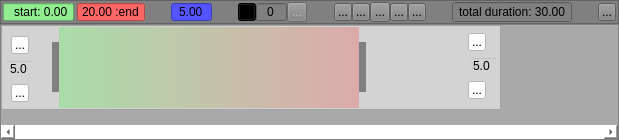
Above: Plugins/Animation/src/AnimTimeline/animtimeline.ui from hoshiryu/Radium-Engine before the change. Below: the same form after it.
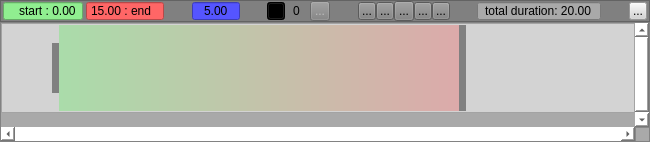
That is the form after the change. Icons and pictures are not drawn. Custom widgets are drawn as their Qt base class.

Commit message: new version of timeline :     beautify ruler scale     smart zoom     now move keyPose(s) is simple     add session (undo/redo)     add complete helper on help button     add multiple binding for user experience change AnimTimeline -> AnimTimelineWithSession (undo/redo) connect new signals/slots

Patch:
```diff
--- a/Plugins/Animation/src/AnimTimeline/animtimeline.ui
+++ b/Plugins/Animation/src/AnimTimeline/animtimeline.ui
@@ -6,26 +6,26 @@
    <rect>
     <x>0</x>
     <y>0</y>
-    <width>619</width>
-    <height>140</height>
+    <width>650</width>
+    <height>142</height>
    </rect>
   </property>
   <property name="sizePolicy">
-   <sizepolicy hsizetype="Preferred" vsizetype="Maximum">
+   <sizepolicy hsizetype="Preferred" vsizetype="Preferred">
     <horstretch>0</horstretch>
     <verstretch>0</verstretch>
    </sizepolicy>
   </property>
   <property name="minimumSize">
    <size>
-    <width>0</width>
-    <height>140</height>
+    <width>650</width>
+    <height>142</height>
    </size>
   </property>
   <property name="maximumSize">
    <size>
     <width>16777215</width>
-    <height>140</height>
+    <height>16777215</height>
    </size>
   </property>
   <property name="sizeIncrement">
@@ -118,6 +118,12 @@
           <height>20</height>
          </size>
         </property>
+        <property name="toolTip">
+         <string>&lt;html&gt;&lt;head/&gt;&lt;body&gt;&lt;p&gt;&lt;span style=&quot; font-size:10pt; font-weight:600;&quot;&gt;Start of playZone&lt;/span&gt;&lt;/p&gt;&lt;/body&gt;&lt;/html&gt;</string>
+        </property>
+        <property name="autoFillBackground">
+         <bool>false</bool>
+        </property>
         <property name="styleSheet">
          <string notr="true">background-color: lightgreen</string>
         </property>
@@ -128,13 +134,16 @@
          <enum>QAbstractSpinBox::NoButtons</enum>
         </property>
         <property name="prefix">
-         <string>start: </string>
+         <string>start : </string>
         </property>
         <property name="decimals">
          <number>2</number>
         </property>
         <property name="maximum">
-         <double>99.000000000000000</double>
+         <double>999.000000000000000</double>
+        </property>
+        <property name="value">
+         <double>0.000000000000000</double>
         </property>
        </widget>
       </item>
@@ -184,13 +193,13 @@
          <string/>
         </property>
         <property name="suffix">
-         <string> :end</string>
+         <string> : end</string>
         </property>
         <property name="maximum">
-         <double>99.000000000000000</double>
+         <double>999.000000000000000</double>
         </property>
         <property name="value">
-         <double>20.000000000000000</double>
+         <double>15.000000000000000</double>
         </property>
        </widget>
       </item>
@@ -252,7 +261,7 @@
          <number>2</number>
         </property>
         <property name="maximum">
-         <double>99.000000000000000</double>
+         <double>999.000000000000000</double>
         </property>
         <property name="singleStep">
          <double>1.000000000000000</double>
@@ -322,7 +331,13 @@
          </size>
         </property>
         <property name="toolTip">
-         <string>&lt;html&gt;&lt;head/&gt;&lt;body&gt;&lt;p&gt;&lt;span style=&quot; font-weight:600;&quot;&gt;numbers of keyPoses&lt;/span&gt;&lt;/p&gt;&lt;/body&gt;&lt;/html&gt;</string>
+         <string>&lt;html&gt;&lt;head/&gt;&lt;body&gt;&lt;p&gt;&lt;span style=&quot; font-size:10pt; font-weight:600;&quot;&gt;Numbers of keyPoses&lt;/span&gt;&lt;/p&gt;&lt;/body&gt;&lt;/html&gt;</string>
+        </property>
+        <property name="autoFillBackground">
+         <bool>false</bool>
+        </property>
+        <property name="styleSheet">
+         <string notr="true">border:white;</string>
         </property>
         <property name="alignment">
          <set>Qt::AlignCenter</set>
@@ -501,8 +516,14 @@
           <height>0</height>
          </size>
         </property>
+        <property name="toolTip">
+         <string>&lt;html&gt;&lt;head/&gt;&lt;body&gt;&lt;p&gt;&lt;span style=&quot; font-size:10pt; font-weight:600;&quot;&gt;Total duration&lt;/span&gt;&lt;/p&gt;&lt;/body&gt;&lt;/html&gt;</string>
+        </property>
+        <property name="styleSheet">
+         <string notr="true">background: darkgray;</string>
+        </property>
         <property name="alignment">
-         <set>Qt::AlignRight|Qt::AlignTrailing|Qt::AlignVCenter</set>
+         <set>Qt::AlignCenter</set>
         </property>
         <property name="buttonSymbols">
          <enum>QAbstractSpinBox::NoButtons</enum>
@@ -511,10 +532,10 @@
          <string>total duration: </string>
         </property>
         <property name="maximum">
-         <double>99.000000000000000</double>
+         <double>999.000000000000000</double>
         </property>
         <property name="value">
-         <double>30.000000000000000</double>
+         <double>20.000000000000000</double>
         </property>
        </widget>
       </item>
@@ -539,6 +560,12 @@
           <height>18</height>
          </size>
         </property>
+        <property name="toolTip">
+         <string>&lt;html&gt;&lt;head/&gt;&lt;body&gt;&lt;p align=&quot;center&quot;&gt;&lt;span style=&quot; font-size:24pt;&quot;&gt;List of keybindings&lt;/span&gt;&lt;/p&gt;&lt;p&gt;&lt;span style=&quot; font-size:20pt; font-weight:600; font-style:italic;&quot;&gt;* KeyPose :&lt;/span&gt;&lt;/p&gt;&lt;p&gt;&lt;span style=&quot; font-size:16pt; color:#ff5500;&quot;&gt;Next / Previous :&lt;/span&gt;&lt;/p&gt;&lt;p&gt;&lt;span style=&quot; font-weight:600;&quot;&gt;&amp;lt;left/right&amp;gt;&lt;/span&gt; or &lt;span style=&quot; font-weight:600;&quot;&gt;&amp;lt;shift&amp;gt;+&amp;lt;wheelMouse&amp;gt; &lt;/span&gt;&lt;span style=&quot; color:#aa00ff;&quot;&gt;(on ruler)&lt;/span&gt; : set cursor to next / previous keyPose&lt;/p&gt;&lt;p&gt;&lt;span style=&quot; font-weight:600;&quot;&gt;&amp;lt;wheelMouse&amp;gt; &lt;/span&gt;&lt;span style=&quot; color:#aa00ff;&quot;&gt;(over keyPose numbering spinBox)&lt;/span&gt; : idem&lt;/p&gt;&lt;p&gt;&lt;span style=&quot; font-size:16pt; color:#ff5500;&quot;&gt;Insert / Replace :&lt;/span&gt;&lt;/p&gt;&lt;p&gt;&lt;span style=&quot; font-weight:600;&quot;&gt;&amp;lt;i&amp;gt;&lt;/span&gt; : insert/replace keyPose on cursor&lt;/p&gt;&lt;p&gt;&lt;span style=&quot; font-size:16pt; color:#ff5500;&quot;&gt;Delete :&lt;/span&gt;&lt;/p&gt;&lt;p&gt;&lt;span style=&quot; font-weight:600;&quot;&gt;&amp;lt;shift&amp;gt;+&amp;lt;i&amp;gt; &lt;/span&gt;or &lt;span style=&quot; font-weight:600;&quot;&gt;&amp;lt;del&amp;gt;&lt;/span&gt; : delete current keyPose&lt;/p&gt;&lt;p&gt;&lt;span style=&quot; font-weight:600;&quot;&gt;&amp;lt;shift&amp;gt;+&amp;lt;leftClick&amp;gt; &lt;/span&gt;&lt;span style=&quot; color:#aa00ff;&quot;&gt;(on ruler)&lt;/span&gt; : remove keyPoses between cursor and mouse&lt;/p&gt;&lt;p&gt;&lt;span style=&quot; font-size:16pt; color:#ff5500;&quot;&gt;Move :&lt;/span&gt;&lt;/p&gt;&lt;p&gt;&lt;span style=&quot; font-size:12pt; color:#ff5500;&quot;&gt;cursor already on keyPose :&lt;/span&gt;&lt;/p&gt;&lt;p&gt;&lt;span style=&quot; font-weight:600;&quot;&gt;&amp;lt;rightClick&amp;gt; &lt;/span&gt;&lt;span style=&quot; color:#aa00ff;&quot;&gt;(on ruler)&lt;/span&gt; : move current keyPose on mouse and slide its right brothers (right brothers : all keyPoses on the right of current keyPose)&lt;/p&gt;&lt;p&gt;&lt;span style=&quot; font-weight:600;&quot;&gt;&amp;lt;shift&amp;gt;+&amp;lt;rightClick&amp;gt; &lt;/span&gt;&lt;span style=&quot; color:#aa00ff;&quot;&gt;(on ruler)&lt;/span&gt; : move current keyPose on mouse click&lt;/p&gt;&lt;p&gt;&lt;span style=&quot; font-size:12pt; color:#ff5500;&quot;&gt;cursor not on keyPose :&lt;/span&gt;&lt;/p&gt;&lt;p&gt;&lt;span style=&quot; font-weight:600;&quot;&gt;&amp;lt;rightClick&amp;gt; &lt;/span&gt;&lt;span style=&quot; color:#aa00ff;&quot;&gt;(on ruler)&lt;/span&gt; : move first keyPose on the left of mouse on mouse and slide its right brothers&lt;/p&gt;&lt;p&gt;&lt;span style=&quot; font-weight:600;&quot;&gt;&amp;lt;shift&amp;gt;+&amp;lt;rightClick&amp;gt; &lt;/span&gt;&lt;span style=&quot; color:#aa00ff;&quot;&gt;(on ruler)&lt;/span&gt; : move first keyPose on the right of mouse on mouse and slide its right brothers&lt;/p&gt;&lt;p&gt;&lt;span style=&quot; font-size:20pt; font-weight:600; font-style:italic;&quot;&gt;* Cursor :&lt;/span&gt;&lt;/p&gt;&lt;p&gt;&lt;span style=&quot; font-weight:600;&quot;&gt;&amp;lt;leftClick&amp;gt; &lt;/span&gt;&lt;span style=&quot; color:#aa00ff;&quot;&gt;(on ruler)&lt;/span&gt; : move cursor and update renderer&lt;/p&gt;&lt;p&gt;&lt;span style=&quot; font-weight:600;&quot;&gt;&amp;lt;ctrl&amp;gt;+&amp;lt;leftClick&amp;gt; &lt;/span&gt;&lt;span style=&quot; color:#aa00ff;&quot;&gt;(on ruler)&lt;/span&gt; : move cursor without renderer update (need to create multiple keyPose of same skeleton, avoid auto interpolate)&lt;/p&gt;&lt;p&gt;&lt;span style=&quot; font-size:20pt; font-weight:600; font-style:italic;&quot;&gt;* Ruler :&lt;/span&gt;&lt;/p&gt;&lt;p&gt;&lt;span style=&quot; font-weight:600;&quot;&gt;&amp;lt;wheeMouse&amp;gt; &lt;/span&gt;&lt;span style=&quot; color:#aa00ff;&quot;&gt;(on ruler)&lt;/span&gt; : zoom in/out (&lt;span style=&quot; color:#00aa00;&quot;&gt;speed of zoom can be changed, see configuration.h&lt;/span&gt;)&lt;/p&gt;&lt;p&gt;&lt;span style=&quot; font-weight:600;&quot;&gt;&amp;lt;ctrl&amp;gt;+&amp;lt;wheelMouse&amp;gt;&lt;/span&gt; or &lt;span style=&quot; font-weight:600;&quot;&gt;&amp;lt;hold middleClick&amp;gt;+&amp;lt;mouseMove&amp;gt;&lt;/span&gt; (&lt;span style=&quot; color:#aa00ff;&quot;&gt;on ruler&lt;/span&gt;) : slide left/right ruler (&lt;span style=&quot; color:#00aa00;&quot;&gt;slide speed can be changed, see configuration.h&lt;/span&gt;)&lt;/p&gt;&lt;p&gt;&lt;span style=&quot; font-weight:600;&quot;&gt;&amp;lt;shift&amp;gt;+&amp;lt;ctrl&amp;gt;+&amp;lt;wheelMouse&amp;gt;&lt;/span&gt; : increase/decrease size of timeline (width of dialog)&lt;/p&gt;&lt;p&gt;&lt;span style=&quot; font-size:20pt; font-weight:600; font-style:italic;&quot;&gt;* Others :&lt;/span&gt;&lt;/p&gt;&lt;p&gt;&lt;span style=&quot; font-weight:600;&quot;&gt;&amp;lt;space&amp;gt;&lt;/span&gt; : set play/pause mode&lt;/p&gt;&lt;p&gt;&lt;span style=&quot; font-weight:600;&quot;&gt;&amp;lt;u&amp;gt;&lt;/span&gt; or &lt;span style=&quot; font-weight:600;&quot;&gt;&amp;lt;ctrl&amp;gt;+&amp;lt;z&amp;gt;&lt;/span&gt; : undo&lt;/p&gt;&lt;p&gt;&lt;span style=&quot; font-weight:600;&quot;&gt;&amp;lt;r&amp;gt;&lt;/span&gt; or &lt;span style=&quot; font-weight:600;&quot;&gt;&amp;lt;shift&amp;gt;+&amp;lt;ctrl&amp;gt;+&amp;lt;z&amp;gt;&lt;/span&gt; : redo&lt;/p&gt;&lt;p&gt;&lt;br/&gt;&lt;/p&gt;&lt;/body&gt;&lt;/html&gt;</string>
+        </property>
+        <property name="styleSheet">
+         <string notr="true">background: lightgray;</string>
+        </property>
         <property name="text">
          <string>...</string>
         </property>
@@ -571,6 +598,9 @@
      <property name="frameShadow">
       <enum>QFrame::Sunken</enum>
      </property>
+     <property name="verticalScrollBarPolicy">
+      <enum>Qt::ScrollBarAsNeeded</enum>
+     </property>
      <property name="horizontalScrollBarPolicy">
       <enum>Qt::ScrollBarAlwaysOn</enum>
      </property>
@@ -582,19 +612,19 @@
        <rect>
         <x>0</x>
         <y>0</y>
-        <width>500</width>
-        <height>103</height>
+        <width>648</width>
+        <height>105</height>
        </rect>
       </property>
       <property name="sizePolicy">
-       <sizepolicy hsizetype="Fixed" vsizetype="Preferred">
+       <sizepolicy hsizetype="Preferred" vsizetype="Preferred">
         <horstretch>0</horstretch>
         <verstretch>0</verstretch>
        </sizepolicy>
       </property>
       <property name="minimumSize">
        <size>
-        <width>500</width>
+        <width>0</width>
         <height>0</height>
        </size>
       </property>
@@ -707,121 +737,6 @@
             <property name="frameShadow">
              <enum>QFrame::Raised</enum>
             </property>
-            <widget class="QToolButton" name="toolButton_plusStart">
-             <property name="geometry">
-              <rect>
-               <x>9</x>
-               <y>9</y>
-               <width>18</width>
-               <height>18</height>
-              </rect>
-             </property>
-             <property name="maximumSize">
-              <size>
-               <width>18</width>
-               <height>18</height>
-              </size>
-             </property>
-             <property name="styleSheet">
-              <string notr="true">background: white;</string>
-             </property>
-             <property name="text">
-              <string>...</string>
-             </property>
-             <property name="icon">
-              <iconset resource="timeline.qrc">
-               <normaloff>:/images/plus.png</normaloff>:/images/plus.png</iconset>
-             </property>
-             <property name="iconSize">
-              <size>
-               <width>20</width>
-               <height>20</height>
-              </size>
-             </property>
-            </widget>
-            <widget class="QDoubleSpinBox" name="doubleSpinBox_startInc">
-             <property name="geometry">
-              <rect>
-               <x>3</x>
-               <y>32</y>
-               <width>30</width>
-               <height>20</height>
-              </rect>
-             </property>
-             <property name="sizePolicy">
-              <sizepolicy hsizetype="Preferred" vsizetype="Fixed">
-               <horstretch>0</horstretch>
-               <verstretch>0</verstretch>
-              </sizepolicy>
-             </property>
-             <property name="minimumSize">
-              <size>
-               <width>0</width>
-               <height>20</height>
-              </size>
-             </property>
-             <property name="maximumSize">
-              <size>
-               <width>30</width>
-               <height>20</height>
-              </size>
-             </property>
-             <property name="font">
-              <font>
-               <pointsize>9</pointsize>
-              </font>
-             </property>
-             <property name="cursor">
-              <cursorShape>ArrowCursor</cursorShape>
-             </property>
-             <property name="autoFillBackground">
-              <bool>false</bool>
-             </property>
-             <property name="styleSheet">
-              <string notr="true"/>
-             </property>
-             <property name="buttonSymbols">
-              <enum>QAbstractSpinBox::NoButtons</enum>
-             </property>
-             <property name="decimals">
-              <number>1</number>
-             </property>
-             <property name="value">
-              <double>5.000000000000000</double>
-             </property>
-            </widget>
-            <widget class="QToolButton" name="toolButton_lessStart">
-             <property name="geometry">
-              <rect>
-               <x>9</x>
-               <y>57</y>
-               <width>18</width>
-               <height>18</height>
-              </rect>
-             </property>
-             <property name="maximumSize">
-              <size>
-               <width>18</width>
-               <height>18</height>
-              </size>
-             </property>
-             <property name="styleSheet">
-              <string notr="true">background: white;</string>
-             </property>
-             <property name="text">
-              <string>...</string>
-             </property>
-             <property name="icon">
-              <iconset resource="timeline.qrc">
-               <normaloff>:/images/less.png</normaloff>:/images/less.png</iconset>
-             </property>
-             <property name="iconSize">
-              <size>
-               <width>20</width>
-               <height>20</height>
-              </size>
-             </property>
-            </widget>
            </widget>
           </item>
           <item>
@@ -862,7 +777,7 @@
             </property>
             <property name="minimumSize">
              <size>
-              <width>300</width>
+              <width>400</width>
               <height>0</height>
              </size>
             </property>
@@ -892,7 +807,7 @@
             <property name="minimumSize">
              <size>
               <width>0</width>
-              <height>50</height>
+              <height>86</height>
              </size>
             </property>
             <property name="cursor">
@@ -964,103 +879,6 @@
              <property name="bottomMargin">
               <number>0</number>
              </property>
-             <item>
-              <widget class="QToolButton" name="toolButton_plusEnd">
-               <property name="maximumSize">
-                <size>
-                 <width>18</width>
-                 <height>18</height>
-                </size>
-               </property>
-               <property name="styleSheet">
-                <string notr="true">background: white;</string>
-               </property>
-               <property name="text">
-                <string>...</string>
-               </property>
-               <property name="icon">
-                <iconset resource="timeline.qrc">
-                 <normaloff>:/images/plus.png</normaloff>:/images/plus.png</iconset>
-               </property>
-               <property name="iconSize">
-                <size>
-                 <width>20</width>
-                 <height>20</height>
-                </size>
-               </property>
-              </widget>
-             </item>
-             <item>
-              <widget class="QDoubleSpinBox" name="doubleSpinBox_endInc">
-               <property name="sizePolicy">
-                <sizepolicy hsizetype="Preferred" vsizetype="Fixed">
-                 <horstretch>0</horstretch>
-                 <verstretch>0</verstretch>
-                </sizepolicy>
-               </property>
-               <property name="minimumSize">
-                <size>
-                 <width>0</width>
-                 <height>20</height>
-                </size>
-               </property>
-               <property name="maximumSize">
-                <size>
-                 <width>30</width>
-                 <height>20</height>
-                </size>
-               </property>
-               <property name="font">
-                <font>
-                 <pointsize>9</pointsize>
-                </font>
-               </property>
-               <property name="cursor">
-                <cursorShape>ArrowCursor</cursorShape>
-               </property>
-               <property name="autoFillBackground">
-                <bool>false</bool>
-               </property>
-               <property name="styleSheet">
-                <string notr="true"/>
-               </property>
-               <property name="buttonSymbols">
-                <enum>QAbstractSpinBox::NoButtons</enum>
-               </property>
-               <property name="decimals">
-                <number>1</number>
-               </property>
-               <property name="value">
-                <double>5.000000000000000</double>
-               </property>
-              </widget>
-             </item>
-             <item>
-              <widget class="QToolButton" name="toolButton_lessEnd">
-               <property name="maximumSize">
-                <size>
-                 <width>18</width>
-                 <height>18</height>
-                </size>
-               </property>
-               <property name="styleSheet">
-                <string notr="true">background: white;</string>
-               </property>
-               <property name="text">
-                <string>...</string>
-               </property>
-               <property name="icon">
-                <iconset resource="timeline.qrc">
-                 <normaloff>:/images/less.png</normaloff>:/images/less.png</iconset>
-               </property>
-               <property name="iconSize">
-                <size>
-                 <width>20</width>
-                 <height>20</height>
-                </size>
-               </property>
-              </widget>
-             </item>
             </layout>
            </widget>
           </item>
@@ -1200,6 +1018,16 @@
     <slot>helpClicked()</slot>
    </slots>
   </customwidget>
+  <customwidget>
+   <class>QDoubleSpinBoxSmart</class>
+   <extends>QDoubleSpinBox</extends>
+   <header>qdoublespinboxsmart.h</header>
+  </customwidget>
+  <customwidget>
+   <class>QSpinBoxSmart</class>
+   <extends>QSpinBox</extends>
+   <header>qspinboxsmart.h</header>
+  </customwidget>
  </customwidgets>
  <resources>
   <include location="timeline.qrc"/>
```
Left out of the diff: 442 changed lines with no effect on the pictures. The commit also changes 38 other files.
